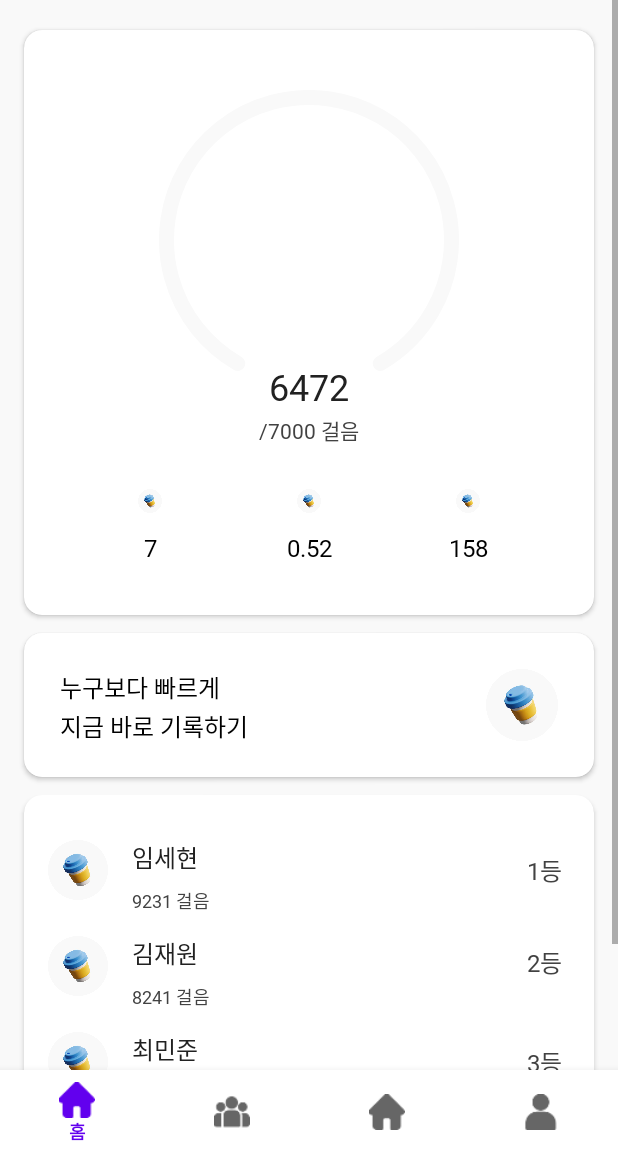
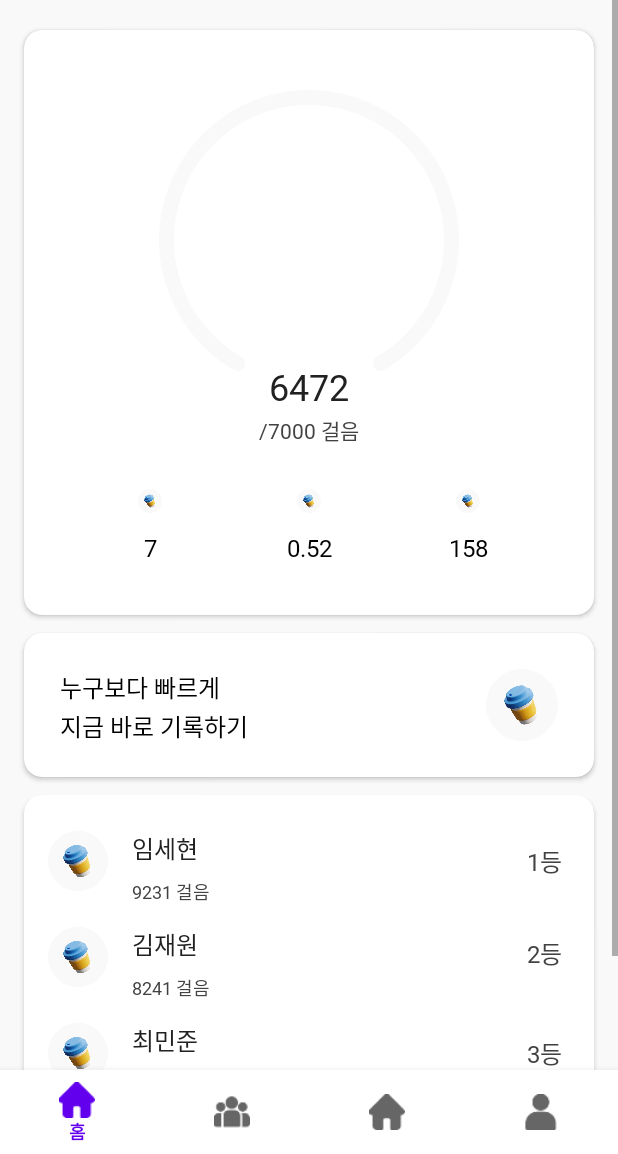
Before and after one commit to Walkhub/walkhub_android, an Android app built with Jetpack Compose: the HomeFragment screen opened directly, with no data from a screen before it, on a phone screen of 412 x 824 dp, the part 82-1236 px from its top. Run offline under Robolectric (Android 15) with nearby library versions, the phone set to English and light mode, and no system bars; our stand-ins replace CircleImageView, Dagger/Hilt's generated code, data binding, navigation-ui; Roboto replaces fonts that are not available here.

Commit message:
♻️ :: margin값 수정 & 그림자 제거

```diff
--- a/presentation/src/main/res/layout/fragment_home.xml
+++ b/presentation/src/main/res/layout/fragment_home.xml
@@ -260,7 +260,7 @@
                             android:id="@+id/first_rank"
                             android:layout_width="match_parent"
                             android:layout_height="64dp"
-                            android:layout_marginTop="18dp"
+                            android:layout_marginTop="12dp"
                             app:layout_constraintTop_toTopOf="parent">
 
                             <ImageView
@@ -435,12 +435,6 @@
                             app:layout_constraintTop_toBottomOf="@id/third_rank" />
                     </androidx.constraintlayout.widget.ConstraintLayout>
             </androidx.cardview.widget.CardView>
-
-            <View
-                android:layout_width="match_parent"
-                android:layout_height="10dp"
-                android:background="#F9F9F9"
-                app:layout_constraintTop_toBottomOf="@id/third"/>
         </androidx.constraintlayout.widget.ConstraintLayout>
     </ScrollView>
 </layout>
```
